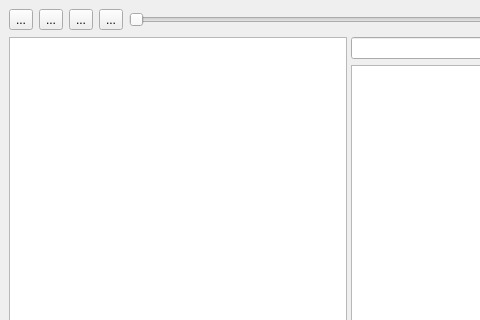
Before: the Qt Designer form design.ui in breakeneck/foobar-qt, drawn with Qt 5; both pictures show x 0 to 480 and y 0 to 320 of the 1040 by 676 pixel window.
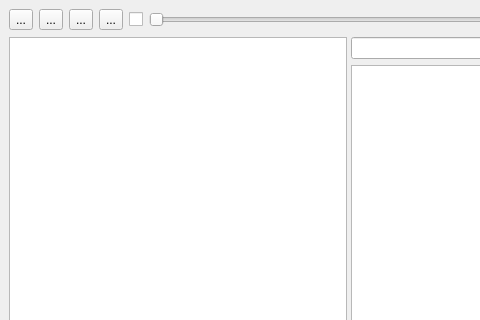
After: the same form once the commit is applied.

```diff
--- a/design.ui
+++ b/design.ui
@@ -51,6 +51,13 @@
         </property>
        </widget>
       </item>
+      <item>
+       <widget class="QCheckBox" name="stopAfterChk">
+        <property name="text">
+         <string/>
+        </property>
+       </widget>
+      </item>
       <item>
        <widget class="QSlider" name="posSlider">
         <property name="orientation">
```
